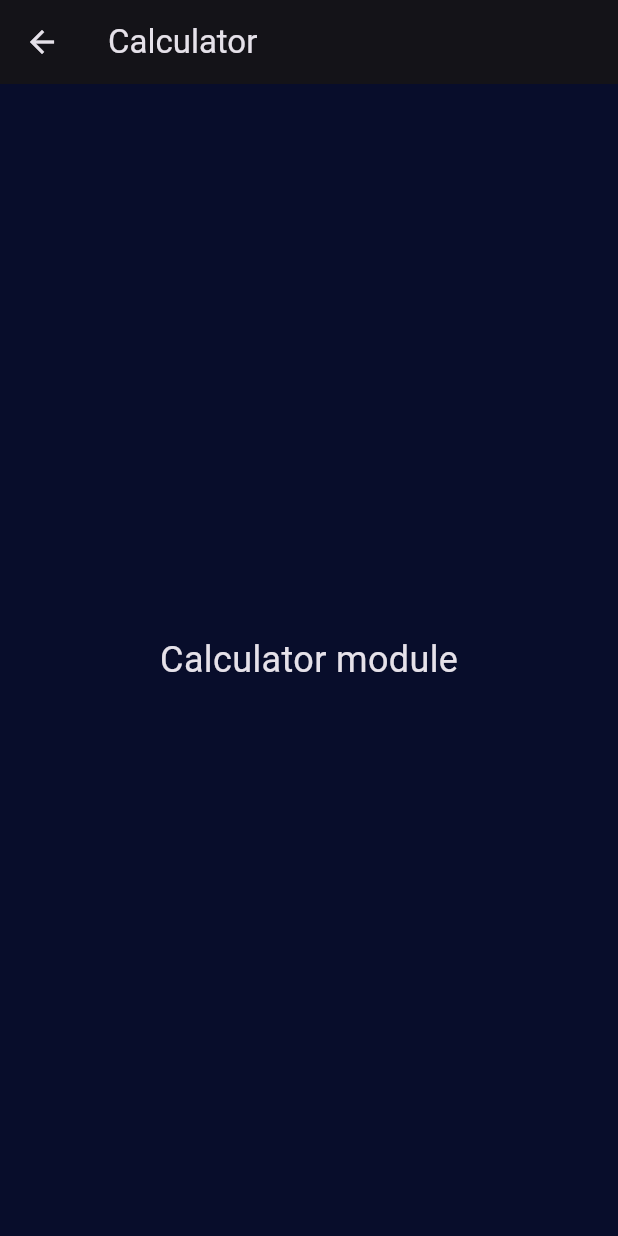
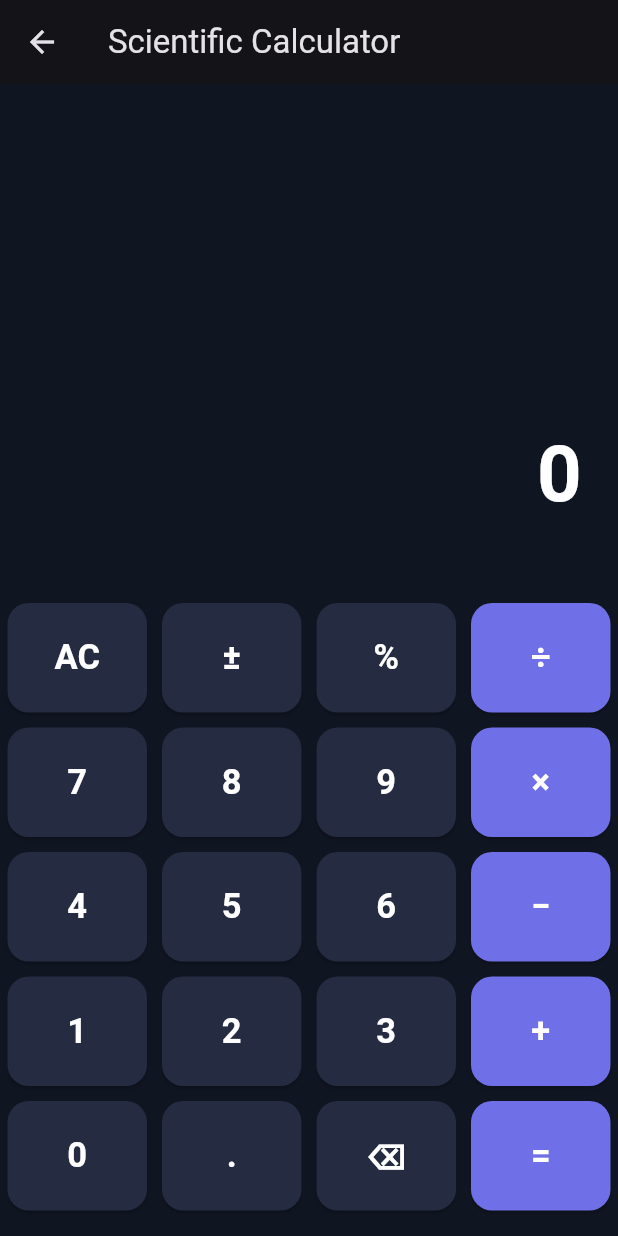
Before and after one commit to marcebanga50-jpg/cecilia_genius, a Flutter app: the screen it shows after launch, after a tap on "Calculator", on a phone screen of 412 x 824 dp. Run offline on Flutter 3.47's test engine with Material 3 defaults, Android fonts, the phone set to English and light mode, and no system bars.

Commit message:
Add CalculatorPage and update ModulePage logic

```diff
--- a/lib/main.dart
+++ b/lib/main.dart
@@ -146,14 +146,217 @@ class ModulePage extends StatelessWidget {
 
   @override
   Widget build(BuildContext context) {
+    if (title == 'Calculator') {
+      return const CalculatorPage();
+    }
+
     return Scaffold(
       appBar: AppBar(title: Text(title)),
       body: Center(
         child: Text(
-          '$title module',
-          style: const TextStyle(fontSize: 24),
+          '$title module coming soon',
+          style: const TextStyle(fontSize: 22),
         ),
       ),
     );
   }
 }
+
+class CalculatorPage extends StatefulWidget {
+  const CalculatorPage({super.key});
+
+  @override
+  State<CalculatorPage> createState() => _CalculatorPageState();
+}
+
+class _CalculatorPageState extends State<CalculatorPage> {
+  String display = '0';
+  double? firstNumber;
+  String? operation;
+  bool newNumber = true;
+
+  void press(String key) {
+    setState(() {
+      if (key == 'AC') {
+        display = '0';
+        firstNumber = null;
+        operation = null;
+        newNumber = true;
+        return;
+      }
+
+      if (key == '⌫') {
+        if (!newNumber && display.length > 1) {
+          display = display.substring(0, display.length - 1);
+        } else {
+          display = '0';
+        }
+        return;
+      }
+
+      if (key == '±') {
+        if (display != '0') {
+          display = display.startsWith('-')
+              ? display.substring(1)
+              : '-$display';
+        }
+        return;
+      }
+
+      if (key == '%') {
+        display = _format(_number / 100);
+        return;
+      }
+
+      if (key == '.') {
+        if (newNumber) {
+          display = '0.';
+          newNumber = false;
+        } else if (!display.contains('.')) {
+          display += '.';
+        }
+        return;
+      }
+
+      if (['+', '−', '×', '÷'].contains(key)) {
+        firstNumber = _number;
+        operation = key;
+        newNumber = true;
+        return;
+      }
+
+      if (key == '=') {
+        if (firstNumber != null && operation != null) {
+          final second = _number;
+          double result = 0;
+
+          switch (operation) {
+            case '+':
+              result = firstNumber! + second;
+              break;
+            case '−':
+              result = firstNumber! - second;
+              break;
+            case '×':
+              result = firstNumber! * second;
+              break;
+            case '÷':
+              if (second == 0) {
+                display = 'Error';
+                firstNumber = null;
+                operation = null;
+                newNumber = true;
+                return;
+              }
+              result = firstNumber! / second;
+              break;
+          }
+
+          display = _format(result);
+          firstNumber = null;
+          operation = null;
+          newNumber = true;
+        }
+        return;
+      }
+
+      if (RegExp(r'^[0-9]$').hasMatch(key)) {
+        if (newNumber || display == '0' || display == 'Error') {
+          display = key;
+          newNumber = false;
+        } else if (display.length < 15) {
+          display += key;
+        }
+      }
+    });
+  }
+
+  double get _number => double.tryParse(display) ?? 0;
+
+  String _format(double value) {
+    if (!value.isFinite) return 'Error';
+    if (value.abs() < 1e-10) return '0';
+    if (value.abs() < 1e12 && value == value.roundToDouble()) {
+      return value.toInt().toString();
+    }
+    return value.toStringAsPrecision(10);
+  }
+
+  Widget calculatorButton(String label) {
+    final isOperator = ['÷', '×', '−', '+', '='].contains(label);
+
+    return Expanded(
+      child: Padding(
+        padding: const EdgeInsets.all(5),
+        child: ElevatedButton(
+          onPressed: () => press(label),
+          style: ElevatedButton.styleFrom(
+            backgroundColor: isOperator
+                ? const Color(0xFF6F70E8)
+                : const Color(0xFF252B40),
+            foregroundColor: Colors.white,
+            padding: const EdgeInsets.symmetric(vertical: 20),
+            shape: RoundedRectangleBorder(
+              borderRadius: BorderRadius.circular(14),
+            ),
+          ),
+          child: Text(
+            label,
+            style: const TextStyle(
+              fontSize: 23,
+              fontWeight: FontWeight.bold,
+            ),
+          ),
+        ),
+      ),
+    );
+  }
+
+  @override
+  Widget build(BuildContext context) {
+    final rows = [
+      ['AC', '±', '%', '÷'],
+      ['7', '8', '9', '×'],
+      ['4', '5', '6', '−'],
+      ['1', '2', '3', '+'],
+      ['0', '.', '⌫', '='],
+    ];
+
+    return Scaffold(
+      appBar: AppBar(
+        title: const Text('Scientific Calculator'),
+      ),
+      backgroundColor: const Color(0xFF101522),
+      body: SafeArea(
+        child: Column(
+          children: [
+            const Spacer(),
+            Container(
+              width: double.infinity,
+              padding: const EdgeInsets.all(24),
+              alignment: Alignment.centerRight,
+              child: FittedBox(
+                fit: BoxFit.scaleDown,
+                child: Text(
+                  display,
+                  style: const TextStyle(
+                    color: Colors.white,
+                    fontSize: 52,
+                    fontWeight: FontWeight.bold,
+                  ),
+                ),
+              ),
+            ),
+            const SizedBox(height: 20),
+            ...rows.map(
+              (row) => Row(
+                children: row.map(calculatorButton).toList(),
+              ),
+            ),
+            const SizedBox(height: 12),
+          ],
+        ),
+      ),
+    );
+  }
+}
```
